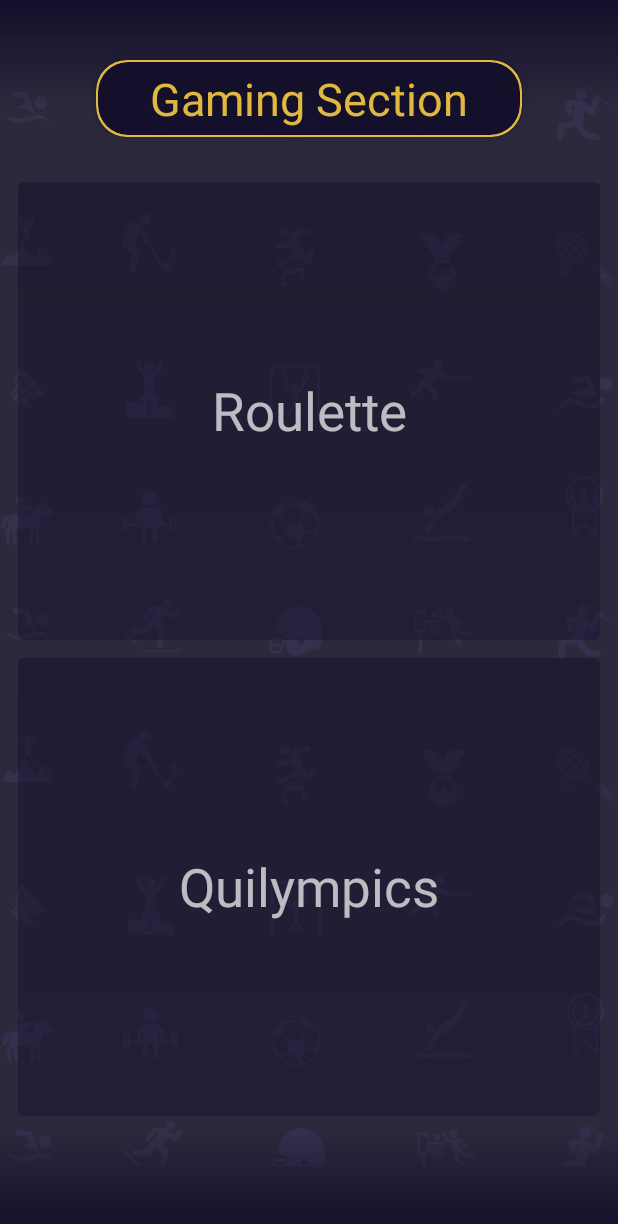
After one commit to ayushjhaveri/BOSM, an Android app: the layout fragment_game.xml on its own in the app's theme, with its tools: preview values and no code run, on a phone screen of 412 x 824 dp. The commit adds this screen. Shown: the top 1224 px of the screen. Run offline under Robolectric (Android 15) with nearby library versions, the phone set to English and light mode, and no system bars; plain views replace PhotoView; Roboto replaces fonts that are not available here.

Commit message:
quilympics merged

```diff
--- a/app/build.gradle
+++ b/app/build.gradle
@@ -67,7 +67,7 @@ dependencies {
     implementation 'com.github.chrisbanes:PhotoView:2.0.0'
     implementation 'jp.wasabeef:recyclerview-animators:2.3.0'
     implementation 'com.google.android.gms:play-services-maps:15.0.1'
-    implementation 'com.github.florent37:viewtooltip:1.0.4'
+    implementation 'com.github.florent37:viewtooltip:1.1.5'
 
     implementation 'com.google.firebase:firebase-storage:16.0.1'
 
--- a/app/src/main/java/bitspilani/bosm/quilympics/FragmentQuilympics.java
+++ b/app/src/main/java/bitspilani/bosm/quilympics/FragmentQuilympics.java
@@ -89,11 +89,6 @@ public class FragmentQuilympics extends Fragment {
         allowClickOnOptions(false);
         user = FirebaseAuth.getInstance().getCurrentUser();
         db = FirebaseFirestore.getInstance();
-        FirebaseFirestoreSettings settings = new FirebaseFirestoreSettings.Builder()
-                .setTimestampsInSnapshotsEnabled(true)
-                .build();
-        db.setFirestoreSettings(settings);
-
         source = Source.SERVER;
 
         //which round
--- a/app/src/main/java/bitspilani/bosm/quilympics/LeaderboardFragment.java
+++ b/app/src/main/java/bitspilani/bosm/quilympics/LeaderboardFragment.java
@@ -45,10 +45,6 @@ public class LeaderboardFragment extends Fragment {
         recyclerView = (RecyclerView)rootView.findViewById(R.id.recycler_view) ;
 
         FirebaseFirestore db = FirebaseFirestore.getInstance();
-        FirebaseFirestoreSettings settings = new FirebaseFirestoreSettings.Builder()
-                .setTimestampsInSnapshotsEnabled(true)
-                .build();
-        db.setFirestoreSettings(settings);
 
         TextView tv_header = (TextView) rootView.findViewById(R.id.tv_header);
         Typeface oswald_regular = Typeface.createFromAsset(getActivity().getAssets(), "fonts/KrinkesDecorPERSONAL.ttf");
--- /dev/null
+++ b/app/src/main/res/layout/fragment_game.xml
@@ -0,0 +1,146 @@
+<?xml version="1.0" encoding="utf-8"?>
+<RelativeLayout xmlns:android="http://schemas.android.com/apk/res/android"
+    xmlns:tools="http://schemas.android.com/tools"
+    android:layout_width="match_parent"
+    android:layout_height="match_parent"
+    xmlns:app="http://schemas.android.com/apk/res-auto"
+    tools:context=".fragments.PhotoFragment"
+    android:background="@color/background">
+
+    <!--<com.github.chrisbanes.photoview.PhotoView-->
+        <!--android:id="@+id/photo_view"-->
+        <!--android:layout_width="match_parent"-->
+        <!--android:layout_height="match_parent"-->
+        <!--android:layout_marginHorizontal="40dp"-->
+        <!--android:layout_marginVertical="100dp"/>-->
+
+
+    <ImageView
+        android:tint="#3f395e"
+        android:layout_width="match_parent"
+        android:layout_height="match_parent"
+        android:src="@drawable/bg1"/>
+
+    <android.support.v7.widget.CardView
+        android:id="@+id/card_events"
+        android:layout_marginTop="@dimen/header_top_margin"
+        android:layout_marginBottom="@dimen/heading_bottom"
+        android:layout_width="match_parent"
+
+        android:layout_height="wrap_content"
+        android:layout_alignBottom="@+id/rl_stall"
+        android:layout_marginLeft="64dp"
+        android:layout_alignTop="@+id/rl_stall"
+        android:alpha=".90"
+        app:cardElevation="6dp"
+        android:layout_marginRight="64dp"
+        android:layout_toRightOf="@+id/rl_stall"
+        app:cardBackgroundColor="@color/background2"
+        app:cardCornerRadius="20.5dp">
+
+        <android.support.v7.widget.CardView
+            android:layout_margin="1dp"
+            app:cardCornerRadius="20dp"
+            android:layout_width="match_parent"
+            app:cardElevation="0dp"
+            app:cardBackgroundColor="@color/back_shade4"
+            android:layout_height="wrap_content">
+            <TextView
+                android:id="@+id/tv_header"
+                android:layout_width="match_parent"
+                android:layout_height="wrap_content"
+                android:layout_gravity="center_vertical"
+                android:gravity="center"
+                android:paddingBottom="4dp"
+                android:paddingTop="4dp"
+                android:text="Gaming Section"
+                android:textColor="@color/background2"
+                android:textSize="30sp" />
+
+        </android.support.v7.widget.CardView>
+
+
+
+
+    </android.support.v7.widget.CardView>
+
+
+  <LinearLayout
+      android:layout_marginBottom="80dp"
+      android:layout_below="@+id/card_events"
+      android:orientation="vertical"
+      android:layout_width="match_parent"
+      android:layout_height="match_parent">
+
+      <android.support.v7.widget.CardView
+          android:id="@+id/cv_roulette"
+          app:cardElevation="0dp"
+          android:layout_marginLeft="12dp"
+          android:layout_marginRight="12dp"
+          android:layout_marginBottom="6dp"
+          android:layout_weight="1"
+          app:cardBackgroundColor="@android:color/transparent"
+          android:layout_width="match_parent"
+          android:layout_height="0dp">
+
+
+          <TextView
+              android:background="@drawable/border_shadow"
+              android:layout_width="match_parent"
+              android:layout_height="match_parent"
+              android:text="Roulette"
+              android:gravity="center"
+              android:textSize="35dp"
+              />
+      </android.support.v7.widget.CardView>
+
+      <android.support.v7.widget.CardView
+          android:id="@+id/cv_quilympics"
+          android:layout_marginTop="6dp"
+          android:layout_marginLeft="12dp"
+          app:cardElevation="0dp"
+          app:cardBackgroundColor="@android:color/transparent"
+          android:layout_marginRight="12dp"
+          android:layout_weight="1"
+          android:layout_width="match_parent"
+          android:layout_height="0dp">
+          <TextView
+              android:background="@drawable/border_shadow"
+              android:layout_width="match_parent"
+              android:layout_height="match_parent"
+              android:text="Quilympics"
+              android:textSize="35dp"
+              android:gravity="center"
+              />
+
+
+      </android.support.v7.widget.CardView>
+
+  </LinearLayout>
+    <!--<android.support.v7.widget.RecyclerView-->
+        <!--android:id="@+id/recycler_view"-->
+        <!--android:layout_width="match_parent"-->
+        <!--android:layout_height="match_parent"-->
+        <!--android:clipToPadding="false"-->
+        <!--android:paddingTop="104dp"-->
+        <!--android:paddingBottom="140dp"-->
+        <!--android:divider="@android:color/transparent"-->
+        <!--android:overScrollMode="never"-->
+        <!--/>-->
+        <!--app:zoomage_minScale="0.6"-->
+        <!--app:zoomage_maxScale="8"-->
+    <View
+        android:layout_width="match_parent"
+        android:layout_height="72dp"
+        android:background="@drawable/top_gradient"/>
+
+    <View
+        android:layout_alignParentBottom="true"
+        android:layout_gravity="bottom"
+        android:layout_width="match_parent"
+        android:layout_height="72dp"
+        android:rotation="180"
+        android:background="@drawable/top_gradient"/>
+
+
+</RelativeLayout>
```
Also changed, not shown: app/src/main/java/bitspilani/bosm/HomeActivity.java (+4 -3 lines), app/src/main/java/bitspilani/bosm/adapters/AdapterLive.java (+82 -13 lines), app/src/main/java/bitspilani/bosm/fragments/GameFragment.java (added, +80 -0 lines), app/src/main/res/layout/layout_drawer_menu.xml (+5 -5 lines).
